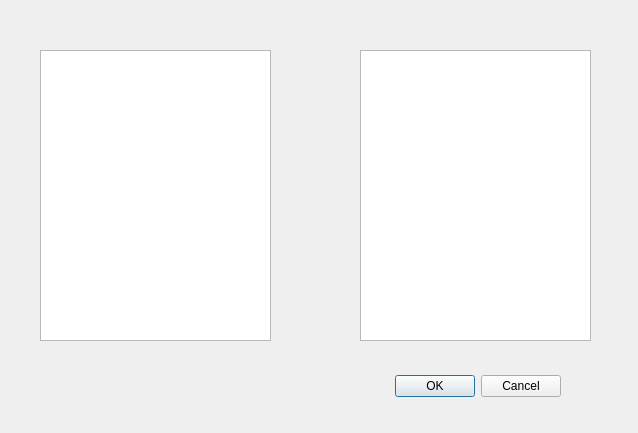
hrafnkelli14/Verklegt-verkefni-3, file relationwindow.ui: the form before one commit.
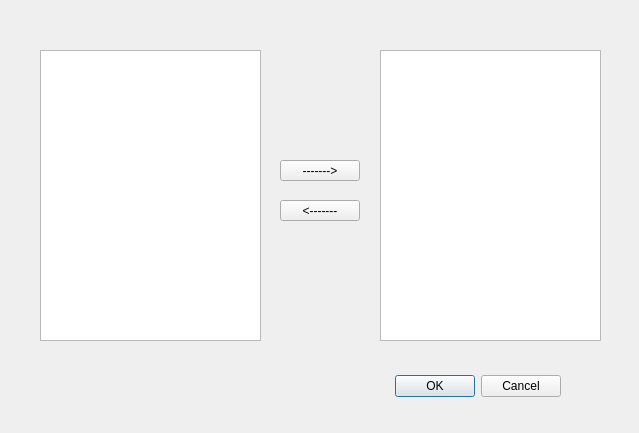
The form after the commit.

Commit message: relation window arrow buttons

Patch:
```diff
--- a/relationwindow.ui
+++ b/relationwindow.ui
@@ -6,7 +6,7 @@
    <rect>
     <x>0</x>
     <y>0</y>
-    <width>638</width>
+    <width>639</width>
     <height>433</height>
    </rect>
   </property>
@@ -32,9 +32,9 @@
   <widget class="QTableView" name="relatedTable">
    <property name="geometry">
     <rect>
-     <x>360</x>
+     <x>380</x>
      <y>50</y>
-     <width>231</width>
+     <width>221</width>
      <height>291</height>
     </rect>
    </property>
@@ -44,11 +44,37 @@
     <rect>
      <x>40</x>
      <y>50</y>
-     <width>231</width>
+     <width>221</width>
      <height>291</height>
     </rect>
    </property>
   </widget>
+  <widget class="QPushButton" name="pushButton">
+   <property name="geometry">
+    <rect>
+     <x>280</x>
+     <y>160</y>
+     <width>80</width>
+     <height>21</height>
+    </rect>
+   </property>
+   <property name="text">
+    <string>-------&gt;</string>
+   </property>
+  </widget>
+  <widget class="QPushButton" name="pushButton_2">
+   <property name="geometry">
+    <rect>
+     <x>280</x>
+     <y>200</y>
+     <width>80</width>
+     <height>21</height>
+    </rect>
+   </property>
+   <property name="text">
+    <string>&lt;-------</string>
+   </property>
+  </widget>
  </widget>
  <resources/>
  <connections>
```
